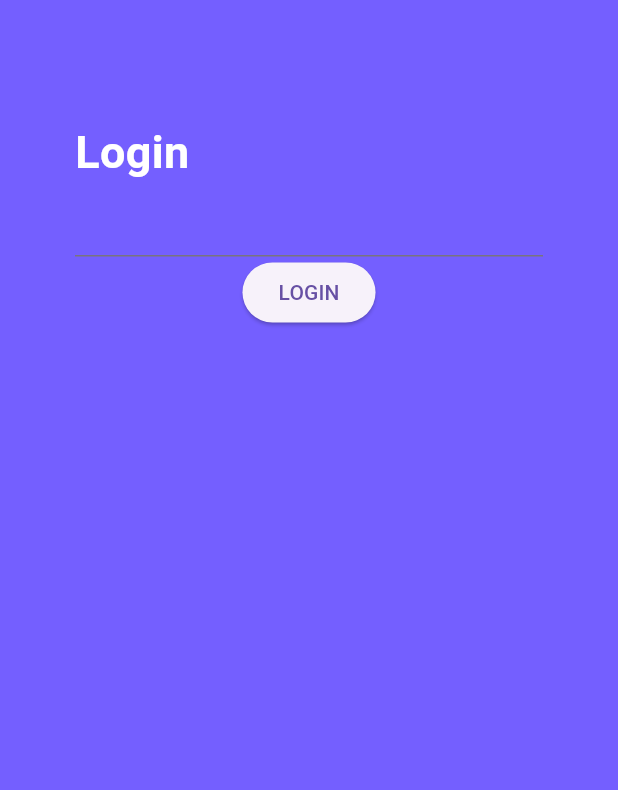
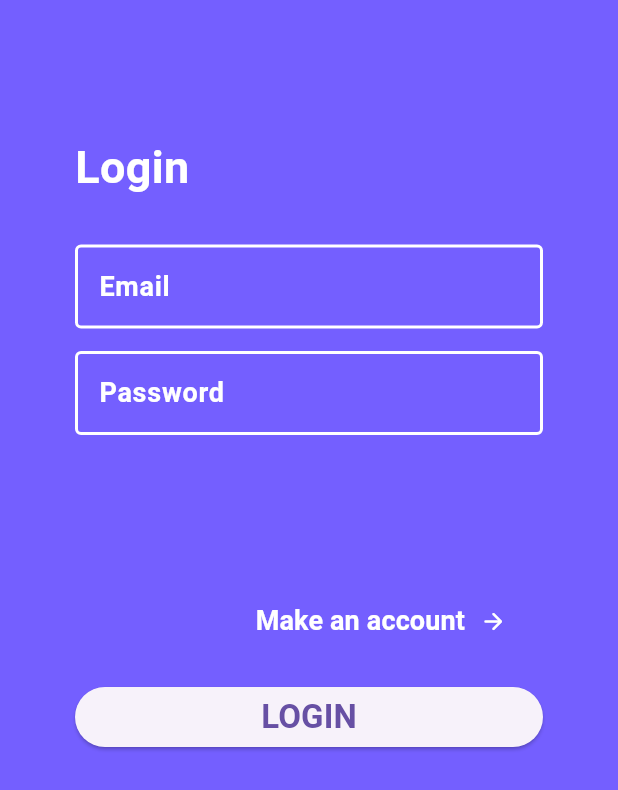
Before and after one commit to ciotirnaealexandru/flick-pick, a Flutter app: the screen it shows after launch, on a phone screen of 412 x 824 dp. Shown: the top 790 px of the screen. Run offline on Flutter 3.47's test engine with Material 3 defaults, Android fonts, the phone set to English and light mode, and no system bars.

Commit message:
Make custom forms
Signed-off-by: Ciotirnae Alexandru-Cosmin <ciotirnae.alexandru005@gmail.com>

```diff
--- a/frontend/lib/main.dart
+++ b/frontend/lib/main.dart
@@ -1,6 +1,7 @@
 import 'package:flutter/material.dart';
 import 'package:frontend/pages/homepage.dart';
 import 'package:frontend/pages/login.dart';
+import 'package:frontend/pages/signup.dart';
 
 void main() {
   runApp(const MyApp());
@@ -23,6 +24,7 @@ class MyApp extends StatelessWidget {
       routes: {
         '/homepage': (context) => const Homepage(),
         '/login': (context) => const Login(),
+        '/signup': (context) => const Signup(),
       },
     );
   }
--- a/frontend/lib/pages/login.dart
+++ b/frontend/lib/pages/login.dart
@@ -1,4 +1,5 @@
 import 'package:flutter/material.dart';
+import 'package:frontend/widgets/customFormField.dart';
 
 class FormScreen extends StatefulWidget {
   const FormScreen({super.key});
@@ -16,18 +17,64 @@ class _FormScreenState extends State<FormScreen> {
       key: _formKey,
       child: Column(
         children: [
-          TextFormField(
+          const SizedBox(height: 30),
+          CustomTextField(
+            label: 'Email',
             validator: (value) {
-              if (value == null || value.isEmpty) {
-                return 'Please enter some text.';
+              if (value == null || value.trim().isEmpty) {
+                return 'This field is empty';
               }
-
               return null;
             },
           ),
-
+          const SizedBox(height: 15),
+          CustomTextField(
+            label: 'Password',
+            obscureText: true,
+            validator: (value) {
+              if (value == null || value.trim().isEmpty) {
+                return 'This field is empty';
+              }
+              return null;
+            },
+          ),
+          const SizedBox(height: 100),
           ElevatedButton(
-            child: Text("LOGIN"),
+            style: ButtonStyle(
+              backgroundColor: WidgetStateProperty.all(Colors.transparent),
+              elevation: WidgetStateProperty.all(0),
+              shadowColor: WidgetStateProperty.all(Colors.transparent),
+              overlayColor: WidgetStateProperty.all(Colors.transparent),
+              splashFactory: NoSplash.splashFactory,
+            ),
+            child: Row(
+              mainAxisAlignment: MainAxisAlignment.end,
+              children: [
+                const Text(
+                  'Make an account',
+                  style: TextStyle(
+                    fontSize: 18,
+                    fontWeight: FontWeight.bold,
+                    color: Colors.white,
+                  ),
+                ),
+                SizedBox(width: 10),
+                Icon(Icons.arrow_forward_rounded, color: Colors.white),
+              ],
+            ),
+            onPressed: () {
+              Navigator.pushReplacementNamed(context, '/signup');
+            },
+          ),
+          const SizedBox(height: 20),
+          SizedBox(
+            width: double.infinity,
+            height: 40,
+            child: ElevatedButton(
+              child: Text(
+                "LOGIN",
+                style: TextStyle(fontSize: 22, fontWeight: FontWeight.bold),
+              ),
               onPressed: () {
                 final form = _formKey.currentState!;
 
@@ -35,6 +82,7 @@ class _FormScreenState extends State<FormScreen> {
                   Navigator.pushNamed(context, '/homepage');
                 }
               },
+            ),
           ),
         ],
       ),
@@ -48,9 +96,10 @@ class Login extends StatelessWidget {
   @override
   Widget build(BuildContext context) {
     return Scaffold(
+      resizeToAvoidBottomInset: false,
       backgroundColor: Theme.of(context).primaryColor,
       body: Container(
-        margin: const EdgeInsets.only(top: 80, bottom: 80, left: 50, right: 50),
+        margin: const EdgeInsets.only(top: 90, bottom: 90, left: 50, right: 50),
         child: Column(
           crossAxisAlignment: CrossAxisAlignment.start,
           children: [
--- /dev/null
+++ b/frontend/lib/widgets/customFormField.dart
@@ -0,0 +1,55 @@
+import 'package:flutter/material.dart';
+
+class CustomTextField extends StatelessWidget {
+  final String label;
+  final String? Function(String?)? validator;
+  final TextEditingController? controller;
+  final bool obscureText;
+  final TextInputType keyboardType;
+
+  const CustomTextField({
+    super.key,
+    required this.label,
+    this.validator,
+    this.controller,
+    this.obscureText = false,
+    this.keyboardType = TextInputType.text,
+  });
+
+  @override
+  Widget build(BuildContext context) {
+    return TextFormField(
+      validator: validator,
+      controller: controller,
+      obscureText: obscureText,
+      keyboardType: keyboardType,
+      cursorColor: Colors.white,
+      cursorErrorColor: Colors.white, // fix the pulsing line color
+      style: const TextStyle(color: Colors.white),
+      decoration: InputDecoration(
+        labelText: label,
+        labelStyle: const TextStyle(
+          fontSize: 18,
+          fontWeight: FontWeight.w600,
+          color: Colors.white,
+        ),
+        border: const OutlineInputBorder(
+          borderSide: BorderSide(color: Colors.white, width: 2),
+        ),
+        enabledBorder: const OutlineInputBorder(
+          borderSide: BorderSide(color: Colors.white, width: 2),
+        ),
+        focusedBorder: const OutlineInputBorder(
+          borderSide: BorderSide(color: Colors.white, width: 2),
+        ),
+        errorBorder: const OutlineInputBorder(
+          borderSide: BorderSide(color: Colors.white, width: 2),
+        ),
+        focusedErrorBorder: const OutlineInputBorder(
+          borderSide: BorderSide(color: Colors.white, width: 2),
+        ),
+        errorStyle: const TextStyle(color: Colors.red),
+      ),
+    );
+  }
+}
```
Also changed, not shown: frontend/lib/pages/signup.dart (+149 -0 lines). Lines whose indentation alone changed are shown as unchanged.
